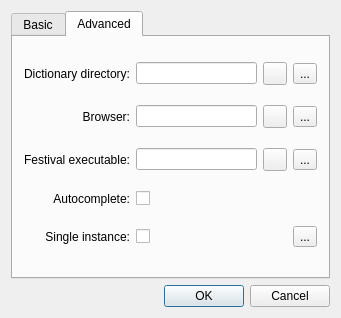
First picture: the form in gui/configure.ui, repository cpina/qdacco, before the edit.
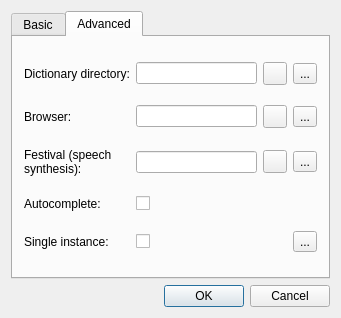
Second picture: the form after the edit. The open tabs and pages were chosen to show the change. Icons and pictures are not drawn.

Commit message: Improve UI text in English

Patch:
```diff
--- a/gui/configure.ui
+++ b/gui/configure.ui
@@ -147,7 +147,10 @@
           <string>Dictionary directory:</string>
          </property>
          <property name="alignment">
-          <set>Qt::AlignRight|Qt::AlignTrailing|Qt::AlignVCenter</set>
+          <set>Qt::AlignLeading|Qt::AlignLeft|Qt::AlignVCenter</set>
+         </property>
+         <property name="buddy">
+          <cstring>directori</cstring>
          </property>
         </widget>
        </item>
@@ -186,7 +189,10 @@
           <string>Browser:</string>
          </property>
          <property name="alignment">
-          <set>Qt::AlignRight|Qt::AlignTrailing|Qt::AlignVCenter</set>
+          <set>Qt::AlignLeading|Qt::AlignLeft|Qt::AlignVCenter</set>
+         </property>
+         <property name="buddy">
+          <cstring>browser</cstring>
          </property>
         </widget>
        </item>
@@ -222,10 +228,10 @@
        <item row="2" column="0">
         <widget class="QLabel" name="lfestival">
          <property name="text">
-          <string>Festival executable:</string>
+          <string>Festival (speech synthesis):</string>
          </property>
          <property name="alignment">
-          <set>Qt::AlignRight|Qt::AlignTrailing|Qt::AlignVCenter</set>
+          <set>Qt::AlignLeading|Qt::AlignLeft|Qt::AlignVCenter</set>
          </property>
          <property name="wordWrap">
           <bool>true</bool>
@@ -263,7 +269,10 @@
           <string>Autocomplete:</string>
          </property>
          <property name="alignment">
-          <set>Qt::AlignRight|Qt::AlignTrailing|Qt::AlignVCenter</set>
+          <set>Qt::AlignLeading|Qt::AlignLeft|Qt::AlignVCenter</set>
+         </property>
+         <property name="buddy">
+          <cstring>autocompletar</cstring>
          </property>
         </widget>
        </item>
@@ -280,7 +289,10 @@
           <string>Single instance:</string>
          </property>
          <property name="alignment">
-          <set>Qt::AlignRight|Qt::AlignTrailing|Qt::AlignVCenter</set>
+          <set>Qt::AlignLeading|Qt::AlignLeft|Qt::AlignVCenter</set>
+         </property>
+         <property name="buddy">
+          <cstring>singleinstance</cstring>
          </property>
         </widget>
        </item>
```
Left out of the diff: 21 changed lines with no effect on the pictures. The commit also changes 3 other files.
